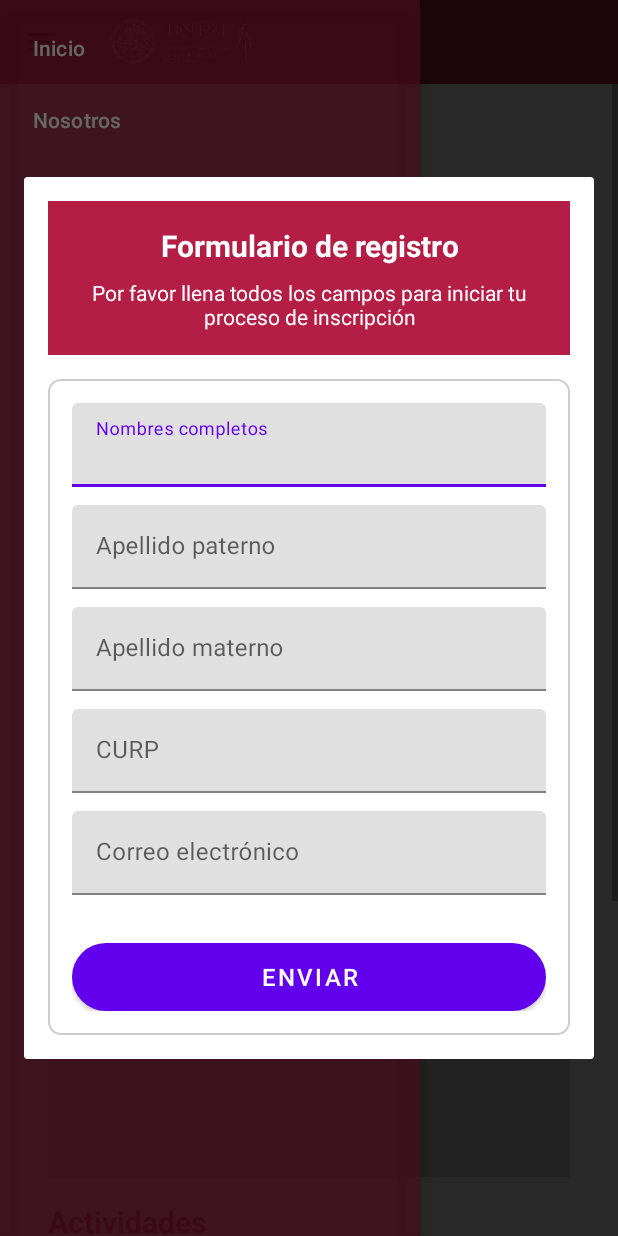
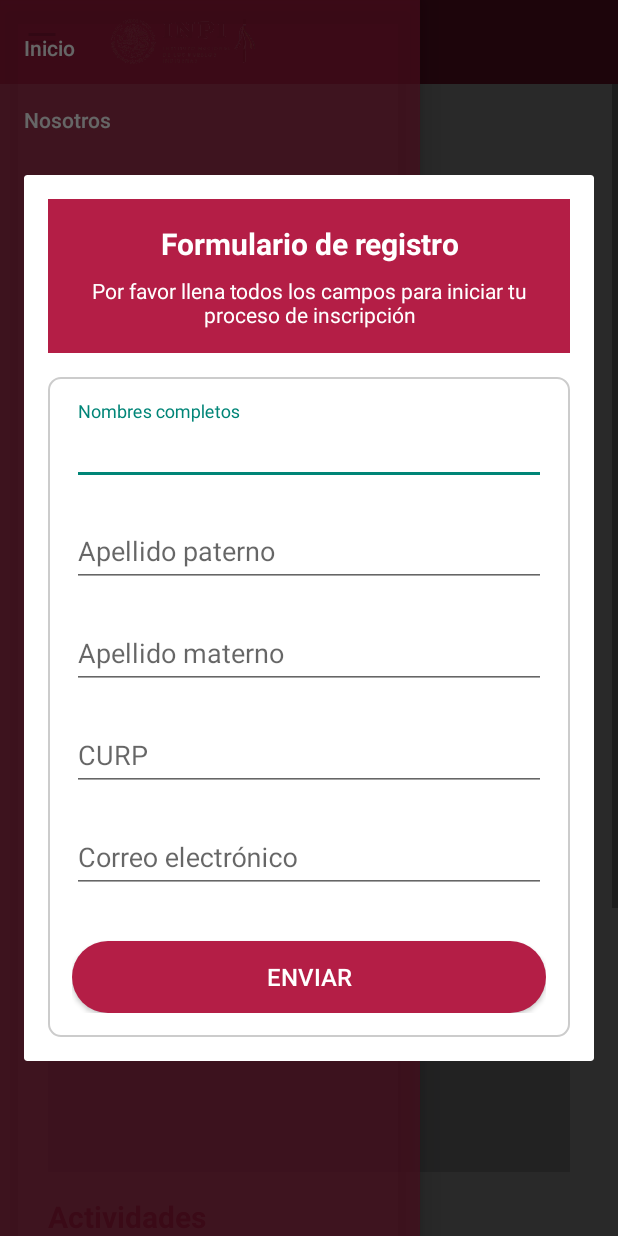
Before and after one commit to RobertoMay/Albergue-Android, an Android app: the fragment RegistrationFormFragment placed in its activity, with the side drawer open, on a phone screen of 412 x 824 dp. Run offline under Robolectric (Android 15) with nearby library versions, the phone set to English and light mode, and no system bars; libraries missing offline, so code that uses them is left out: cn.pedant, com.denzcoskun.imageslider; 9 statements that could not run were skipped.

Commit message:
ajustes del tema

```diff
--- a/app/src/main/java/com/example/albergue_android/ui/home/HomeFragment.kt
+++ b/app/src/main/java/com/example/albergue_android/ui/home/HomeFragment.kt
@@ -10,6 +10,10 @@ import com.denzcoskun.imageslider.ImageSlider
 import com.denzcoskun.imageslider.constants.ScaleTypes
 import com.denzcoskun.imageslider.models.SlideModel
 import com.example.albergue_android.R
+import com.example.albergue_android.ui.about.AboutFragment
+import com.example.albergue_android.ui.activities.ActivitiesFragment
+import com.example.albergue_android.ui.registration.RegistrationFragment
+import com.example.albergue_android.ui.registrationform.RegistrationFormFragment
 
 // TODO: Rename parameter arguments, choose names that match
 // the fragment initialization parameters, e.g. ARG_ITEM_NUMBER
@@ -59,10 +63,22 @@ class HomeFragment : Fragment() {
         val btnActivities = view.findViewById<Button>(R.id.btn_activities)
         val btnRegistration = view.findViewById<Button>(R.id.btn_registration)
 
-        // Asignar eventos de clic (por ahora no hacen nada)
-        btnAbout.setOnClickListener { /* Aquí irá la navegación */ }
-        btnActivities.setOnClickListener { /* Aquí irá la navegación */ }
-        btnRegistration.setOnClickListener { /* Aquí irá la navegación */ }
+        btnAbout.setOnClickListener {
+            navigateToFragment(AboutFragment())
+        }
+        btnActivities.setOnClickListener {
+            navigateToFragment(ActivitiesFragment())
+        }
+        btnRegistration.setOnClickListener {
+            navigateToFragment(RegistrationFragment())
+        }
+    }
+
+    private fun navigateToFragment(fragment: Fragment) {
+        parentFragmentManager.beginTransaction()
+            .replace(R.id.fragment_container, fragment)
+            .addToBackStack(null)
+            .commit()
     }
 
 }
--- a/app/src/main/res/layout/fragment_registrationform.xml
+++ b/app/src/main/res/layout/fragment_registrationform.xml
@@ -138,7 +138,7 @@
         <Button
             android:id="@+id/btnEnviar"
             android:layout_width="match_parent"
-            android:layout_height="45dp"
+            android:layout_height="48dp"
             android:text="Enviar"
             android:textColor="#FFFFFF"
             android:textSize="16sp"
--- a/app/src/main/res/values/themes.xml
+++ b/app/src/main/res/values/themes.xml
@@ -4,7 +4,7 @@
 <!--
  <style name="Theme.AlbergueAndroid" parent="android:Theme.Material.Light.NoActionBar" />
 -->
-    <style name="Theme.AlbergueAndroid" parent="Theme.MaterialComponents.Light.NoActionBar" />
+    <style name="Theme.AlbergueAndroid" parent="Theme.AppCompat.Light.NoActionBar" />
 
 
 </resources>
```
